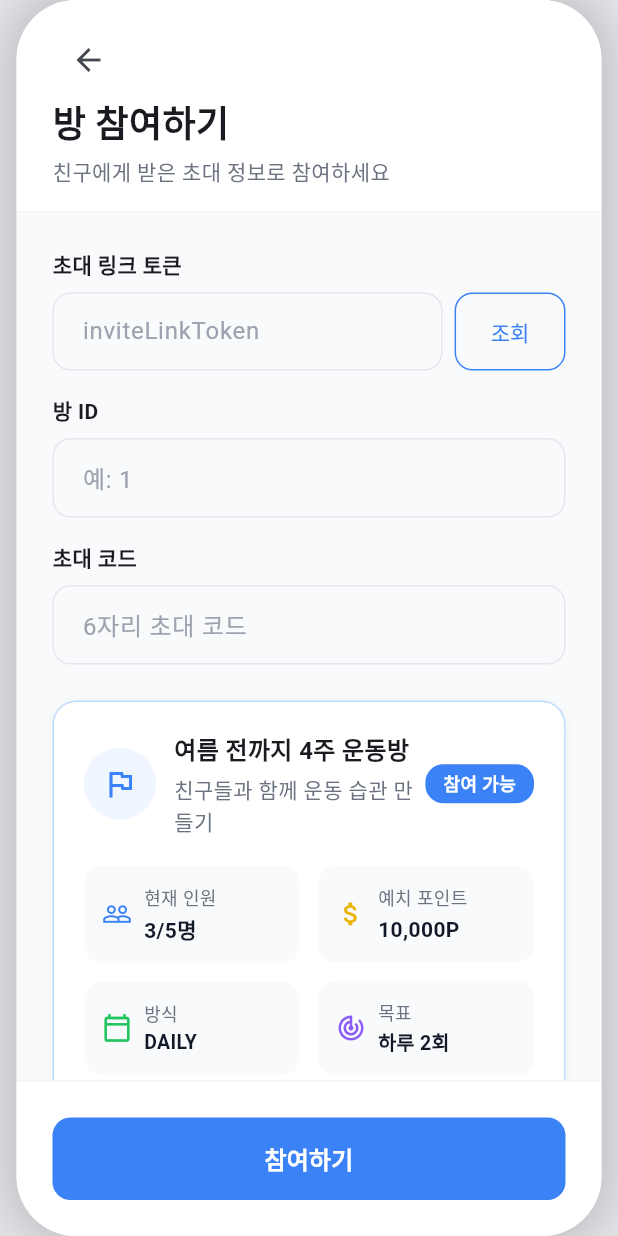
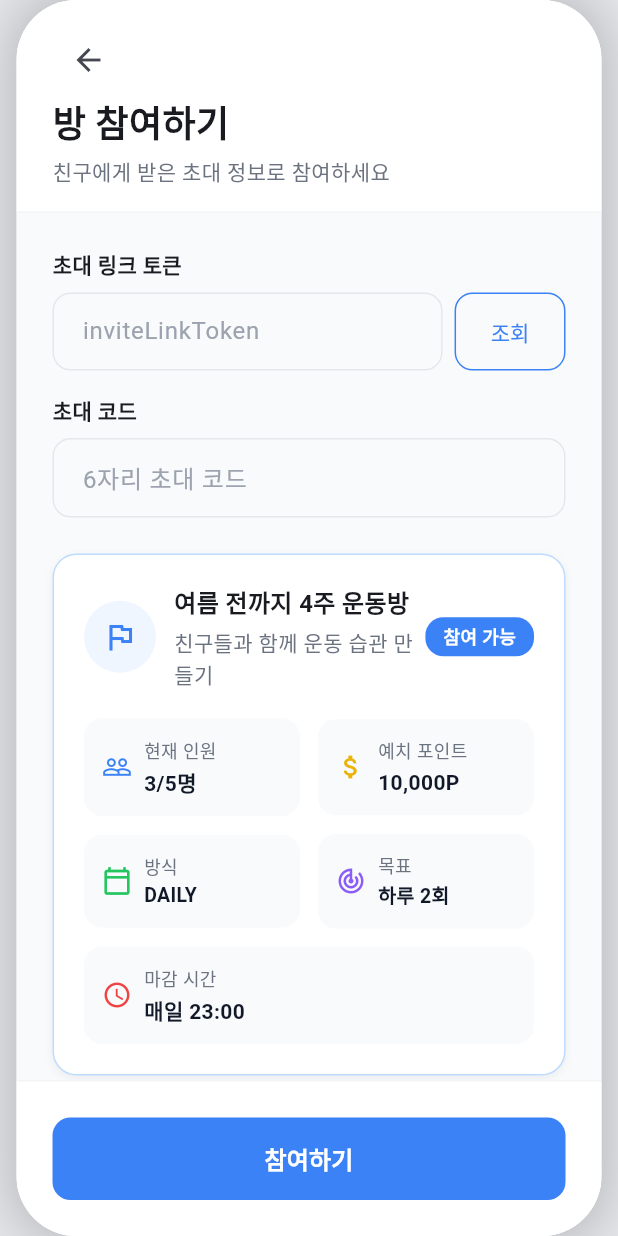
Before and after one commit to haarooo/checkmate, a Flutter app: the JoinRoomScreen screen opened by its route, on a phone screen of 412 x 824 dp. Run offline on Flutter 3.47's test engine with Material 3 defaults, Android fonts, the phone set to English and light mode, and no system bars; our stand-ins replace dio, flutter_riverpod, go_router, image_picker, shared_preferences; accounts and stored records are empty.

Commit message:
방 입장 시 id 입력 삭제

```diff
--- a/flutter_checkmate/lib/screens/join_room_screen.dart
+++ b/flutter_checkmate/lib/screens/join_room_screen.dart
@@ -18,9 +18,10 @@ class JoinRoomScreen extends ConsumerStatefulWidget {
 }
 
 class _JoinRoomScreenState extends ConsumerState<JoinRoomScreen> {
-  final roomIdController = TextEditingController();
   final inviteCodeController = TextEditingController();
   final inviteLinkTokenController = TextEditingController();
+
+  int? previewRoomId;
 
   bool isLoading = false;
   bool isPreviewLoading = false;
@@ -40,7 +41,6 @@ class _JoinRoomScreenState extends ConsumerState<JoinRoomScreen> {
 
   @override
   void dispose() {
-    roomIdController.dispose();
     inviteCodeController.dispose();
     inviteLinkTokenController.dispose();
     super.dispose();
@@ -55,7 +55,7 @@ class _JoinRoomScreenState extends ConsumerState<JoinRoomScreen> {
       if (!mounted) return;
       setState(() {
         preview = result;
-        roomIdController.text = result.roomId.toString();
+        previewRoomId = result.roomId;
         inviteLinkTokenController.text = token;
       });
     } catch (e) {
@@ -93,10 +93,14 @@ class _JoinRoomScreenState extends ConsumerState<JoinRoomScreen> {
   }
 
   Future<void> joinRoom() async {
-    final roomId = int.tryParse(roomIdController.text.trim());
+    final roomId = previewRoomId;
     final inviteCode = inviteCodeController.text.trim();
-    if (roomId == null || inviteCode.isEmpty) {
-      setState(() => errorMessage = '방 ID와 초대 코드를 입력하세요.');
+    if (roomId == null) {
+      setState(() => errorMessage = '초대 링크를 먼저 조회해주세요.');
+      return;
+    }
+    if (inviteCode.isEmpty) {
+      setState(() => errorMessage = '초대 코드를 입력하세요.');
       return;
     }
 
@@ -156,10 +160,6 @@ class _JoinRoomScreenState extends ConsumerState<JoinRoomScreen> {
                       ),
                     ],
                   ),
-                  const SizedBox(height: 16),
-                  const Text('방 ID', style: TextStyle(fontSize: 14, fontWeight: FontWeight.w600)),
-                  const SizedBox(height: 8),
-                  _input(roomIdController, '예: 1', keyboardType: TextInputType.number),
                   const SizedBox(height: 16),
                   const Text('초대 코드', style: TextStyle(fontSize: 14, fontWeight: FontWeight.w600)),
                   const SizedBox(height: 8),
```
